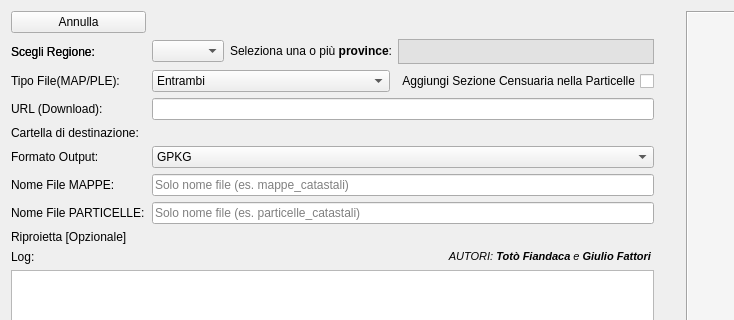
Above: catasto_gml_merger_dialog_base.ui from pigreco/CatastoIT_GML_Merger_Pro before the change; both pictures show x 0 to 734 and y 0 to 320 of the 954 by 624 pixel window. Below: the same form after it.
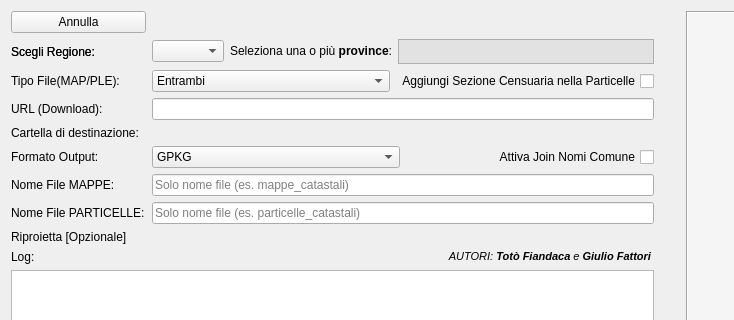
That is the form after the change. Icons and pictures are not drawn. Custom widgets are drawn as their Qt base class.

Commit message: Aggiunta funzionalità di join con dati ANPR e opzione per includere nomi comuni e sigle province

```diff
--- a/catasto_gml_merger_dialog_base.ui
+++ b/catasto_gml_merger_dialog_base.ui
@@ -323,6 +323,8 @@
       </widget>
      </item>
      <item row="10" column="1">
+      <layout class="QHBoxLayout" name="horizontalLayout_format">
+       <item>
       <widget class="QComboBox" name="cb_format">
        <property name="toolTip">
         <string>Seleziona il formato di output (Solo GeoPackage!)</string>
@@ -336,6 +338,21 @@
         </property>
        </item>
       </widget>
+       </item>
+       <item>
+        <widget class="QCheckBox" name="cb_joincom">
+         <property name="toolTip">
+          <string>Attiva la modalità JonCom</string>
+         </property>
+         <property name="layoutDirection">
+          <enum>Qt::RightToLeft</enum>
+         </property>
+         <property name="text">
+          <string>Attiva Join Nomi Comune</string>
+         </property>
+        </widget>
+       </item>
+      </layout>
      </item>
      <item row="21" column="0" colspan="2">
       <layout class="QHBoxLayout" name="horizontalLayout_2"/>
```
Lines whose indentation alone changed are shown as unchanged. The commit also changes 4 other files.
